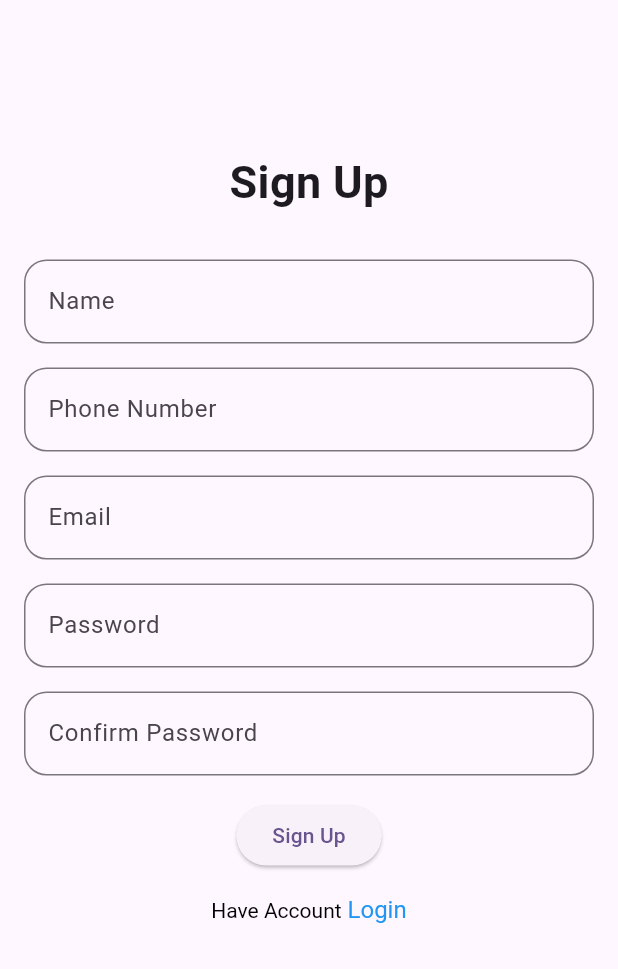
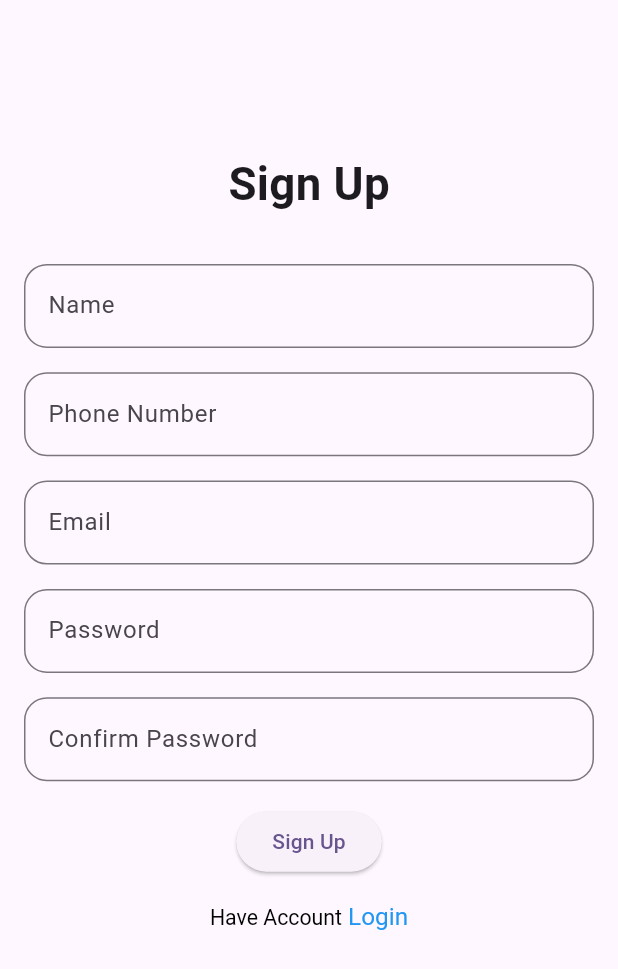
Before and after one commit to haidyhesham95/medicine, a Flutter app: the screen it shows after launch, after a tap on an icon or button, on a phone screen of 412 x 824 dp. Shown: the top 969 px of the screen. Run offline on Flutter 3.47's test engine with Material 3 defaults, Android fonts, the phone set to English and light mode, and no system bars; our stand-ins replace bloc, cached_network_image, cloud_firestore, equatable, firebase_auth, firebase_core and 8 more; accounts and stored records are empty; network calls fail.

Commit message:
responsive

```diff
--- a/lib/main.dart
+++ b/lib/main.dart
@@ -1,5 +1,6 @@
 import 'package:firebase_core/firebase_core.dart';
 import 'package:flutter/material.dart';
+import 'package:flutter_screenutil/flutter_screenutil.dart';
 import 'package:pharmacy/core/kiwi.dart';
 import 'package:pharmacy/firebase_options.dart';
 import 'package:pharmacy/views/auth/login/login.dart';
@@ -19,6 +20,11 @@ class MyApp extends StatelessWidget {
   // This widget is the root of your application.
   @override
   Widget build(BuildContext context) {
+    return ScreenUtilInit(
+      designSize: const Size(375, 812),
+      minTextAdapt: true,
+      splitScreenMode: true,
+      builder: (_ , child) {
         return MaterialApp(
           debugShowCheckedModeBanner: false,
           theme: ThemeData(
@@ -27,5 +33,8 @@ class MyApp extends StatelessWidget {
           ),
           home: LoginScreen(),
         );
+
+      },
+    );
   }
 }
--- a/lib/views/auth/login/login.dart
+++ b/lib/views/auth/login/login.dart
@@ -1,4 +1,5 @@
 import 'package:flutter/material.dart';
+import 'package:flutter_screenutil/flutter_screenutil.dart';
 import 'package:kiwi/kiwi.dart';
 import 'package:pharmacy/core/helper_methods.dart';
 import 'package:pharmacy/views/add_medicine/add_medicine.dart';
@@ -25,15 +26,15 @@ class LoginScreen extends StatelessWidget {
             child: Column(
               mainAxisAlignment: MainAxisAlignment.center,
               children: [
-                const SizedBox(
-                  height: 100,
+                 SizedBox(
+                  height: 100.h,
                 ),
-                const Text(
+                 Text(
                   'Login',
-                  style: TextStyle(fontSize: 30, fontWeight: FontWeight.bold),
+                  style: TextStyle(fontSize: 30.sp, fontWeight: FontWeight.bold),
                 ),
-                const SizedBox(
-                  height: 30,
+                 SizedBox(
+                  height: 30.h,
                 ),
                 TextFormField(
                   controller: bloc.email,
@@ -46,10 +47,10 @@ class LoginScreen extends StatelessWidget {
                   decoration: InputDecoration(
                       hintText: 'Email',
                       border: OutlineInputBorder(
-                          borderRadius: BorderRadius.circular(15))),
+                          borderRadius: BorderRadius.circular(15.r))),
                 ),
-                const SizedBox(
-                  height: 16,
+                SizedBox(
+                  height: 16.h,
                 ),
                 TextFormField(
                   controller: bloc.password,
@@ -63,10 +64,10 @@ class LoginScreen extends StatelessWidget {
                   decoration: InputDecoration(
                       hintText: 'Password',
                       border: OutlineInputBorder(
-                          borderRadius: BorderRadius.circular(15))),
+                          borderRadius: BorderRadius.circular(15.r))),
                 ),
-                const SizedBox(
-                  height: 16,
+                SizedBox(
+                  height: 16.h,
                 ),
                 BlocListener(
                   bloc:bloc,
@@ -88,21 +89,21 @@ class LoginScreen extends StatelessWidget {
                       },
                       child: const Text('Login')),
                 ),
-                const SizedBox(
-                  height: 16,
+                SizedBox(
+                  height: 16.h,
                 ),
                 InkWell(
                   onTap: () {
                     navigateTo(context, page:  SignUpScreen());
                   },
                   child: RichText(
-                      text: const TextSpan(children: [
+                      text: TextSpan(children: [
                     TextSpan(
                         text: 'Don\'t have Account',
-                        style: TextStyle(color: Colors.black, fontSize: 14)),
+                        style: TextStyle(color: Colors.black, fontSize: 14.sp)),
                     TextSpan(
                         text: ' Sign up',
-                        style: TextStyle(color: Colors.blue, fontSize: 16)),
+                        style: TextStyle(color: Colors.blue, fontSize: 16.sp)),
                   ])),
                 )
               ],
--- a/lib/views/auth/signup/signup.dart
+++ b/lib/views/auth/signup/signup.dart
@@ -1,5 +1,6 @@
 import 'package:flutter/material.dart';
 import 'package:flutter_bloc/flutter_bloc.dart';
+import 'package:flutter_screenutil/flutter_screenutil.dart';
 import 'package:kiwi/kiwi.dart';
 import 'package:pharmacy/core/helper_methods.dart';
 import 'package:pharmacy/views/all_medicines/all_medicines.dart';
@@ -21,15 +22,15 @@ class SignUpScreen extends StatelessWidget {
             key: bloc.formKey,
             child: Column(
               children: [
-                const SizedBox(
-                  height: 100,
+                SizedBox(
+                  height: 100.h,
                 ),
-                const Text(
+                Text(
                   'Sign Up',
-                  style: TextStyle(fontSize: 30, fontWeight: FontWeight.bold),
+                  style: TextStyle(fontSize: 30.sp, fontWeight: FontWeight.bold),
                 ),
-                const SizedBox(
-                  height: 30,
+                 SizedBox(
+                  height: 30.h,
                 ),
                 TextFormField(
                   controller: bloc.name,
@@ -42,10 +43,10 @@ class SignUpScreen extends StatelessWidget {
                   decoration: InputDecoration(
                       hintText: 'Name',
                       border: OutlineInputBorder(
-                          borderRadius: BorderRadius.circular(15))),
+                          borderRadius: BorderRadius.circular(15.r))),
                 ),
-                const SizedBox(
-                  height: 16,
+                SizedBox(
+                  height: 16.h,
                 ),
                 TextFormField(
                   controller: bloc.phone,
@@ -58,10 +59,10 @@ class SignUpScreen extends StatelessWidget {
                   decoration: InputDecoration(
                       hintText: 'Phone Number',
                       border: OutlineInputBorder(
-                          borderRadius: BorderRadius.circular(15))),
+                          borderRadius: BorderRadius.circular(15.r))),
                 ),
-                const SizedBox(
-                  height: 16,
+                SizedBox(
+                  height: 16.h,
                 ),
                 TextFormField(
                   controller: bloc.email,
@@ -74,10 +75,10 @@ class SignUpScreen extends StatelessWidget {
                   decoration: InputDecoration(
                       hintText: 'Email',
                       border: OutlineInputBorder(
-                          borderRadius: BorderRadius.circular(15))),
+                          borderRadius: BorderRadius.circular(15.r))),
                 ),
-                const SizedBox(
-                  height: 16,
+                SizedBox(
+                  height: 16.h,
                 ),
                 TextFormField(
                   controller: bloc.password,
@@ -90,10 +91,10 @@ class SignUpScreen extends StatelessWidget {
                   decoration: InputDecoration(
                       hintText: 'Password',
                       border: OutlineInputBorder(
-                          borderRadius: BorderRadius.circular(15))),
+                          borderRadius: BorderRadius.circular(15.r))),
                 ),
-                const SizedBox(
-                  height: 16,
+                SizedBox(
+                  height: 16.h,
                 ),
                 TextFormField(
                   controller: bloc.confirmPassword,
@@ -108,10 +109,10 @@ class SignUpScreen extends StatelessWidget {
                   decoration: InputDecoration(
                       hintText: 'Confirm Password',
                       border: OutlineInputBorder(
-                          borderRadius: BorderRadius.circular(15))),
+                          borderRadius: BorderRadius.circular(15.r))),
                 ),
-                const SizedBox(
-                  height: 16,
+                SizedBox(
+                  height: 16.h,
                 ),
                 BlocListener(
                   bloc: bloc,
@@ -135,21 +136,21 @@ class SignUpScreen extends StatelessWidget {
                       },
                       child: const Text('Sign Up')),
                 ),
-                const SizedBox(
-                  height: 16,
+                SizedBox(
+                  height: 16.h,
                 ),
                 InkWell(
                   onTap: () {
                     Navigator.pop(context);
                   },
                   child: RichText(
-                      text: const TextSpan(children: [
+                      text: TextSpan(children: [
                     TextSpan(
                         text: 'Have Account',
-                        style: TextStyle(color: Colors.black, fontSize: 14)),
+                        style: TextStyle(color: Colors.black, fontSize: 14.sp)),
                     TextSpan(
                         text: ' Login',
-                        style: TextStyle(color: Colors.blue, fontSize: 16)),
+                        style: TextStyle(color: Colors.blue, fontSize: 16.sp)),
                   ])),
                 )
               ],
--- a/lib/wrapper.dart
+++ b/lib/wrapper.dart
@@ -1,4 +1,5 @@
 import 'package:flutter/material.dart';
+import 'package:flutter_screenutil/flutter_screenutil.dart';
 import 'package:flutter_svg/flutter_svg.dart';
 import 'package:pharmacy/gen/assets.gen.dart';
 import 'package:pharmacy/views/add_medicine/add_medicine.dart';
@@ -23,7 +24,7 @@ class _WrapperState extends State<Wrapper> {
   Widget build(BuildContext context) {
     return Scaffold(
       bottomNavigationBar: BottomNavigationBar(
-        items: List.generate(icons.length, (index) => BottomNavigationBarItem(icon: SvgPicture.asset(icons[index],width: 30,height: 30,),label: titles[index])),
+        items: List.generate(icons.length, (index) => BottomNavigationBarItem(icon: SvgPicture.asset(icons[index],width: 30.w,height: 30.h,),label: titles[index])),
         currentIndex: widget.currentIndex,
         onTap: (value) {
           setState(() {
--- a/pubspec.yaml
+++ b/pubspec.yaml
@@ -43,6 +43,7 @@ dependencies:
   image_picker: ^1.1.1
   cached_network_image: ^3.3.1
   skeletons: ^0.0.3
+  flutter_screenutil: ^5.9.0
 
 
   # The following adds the Cupertino Icons font to your application.
```
Also changed, not shown: lib/core/image_picker.dart (+12 -11 lines), lib/views/add_medicine/add_medicine.dart (+18 -17 lines), lib/views/all_medicines/all_medicines.dart (+5 -4 lines), lib/views/all_medicines/widgets/medicine_card.dart (+14 -15 lines), pubspec.lock. Lines whose indentation alone changed are shown as unchanged.
